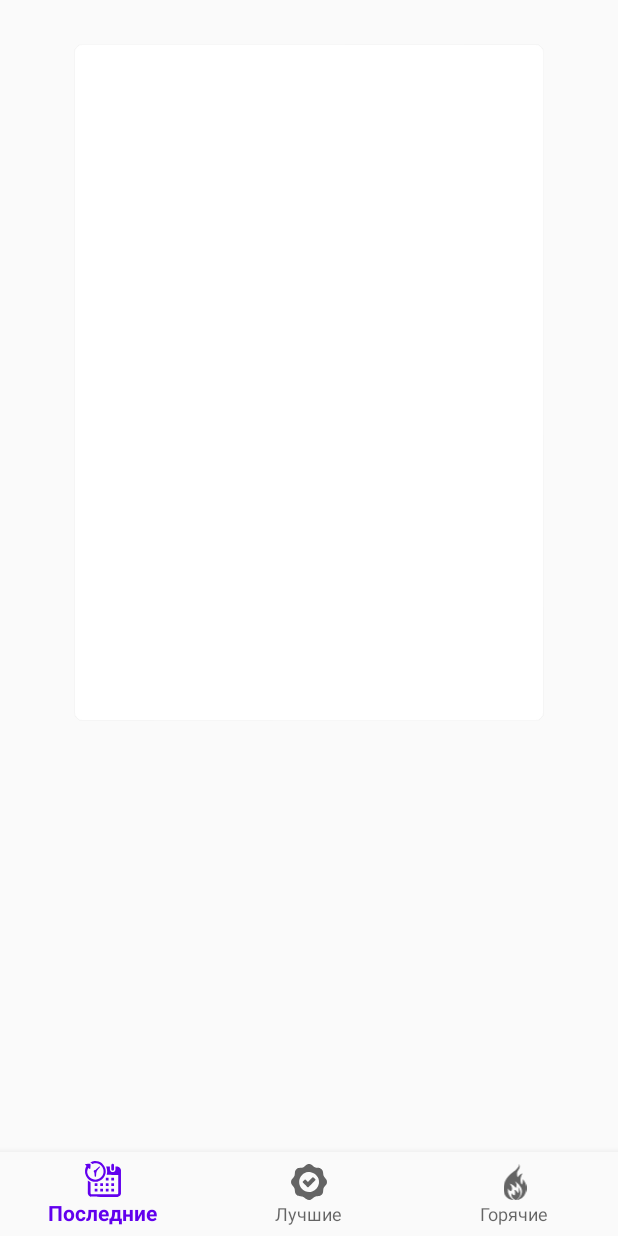
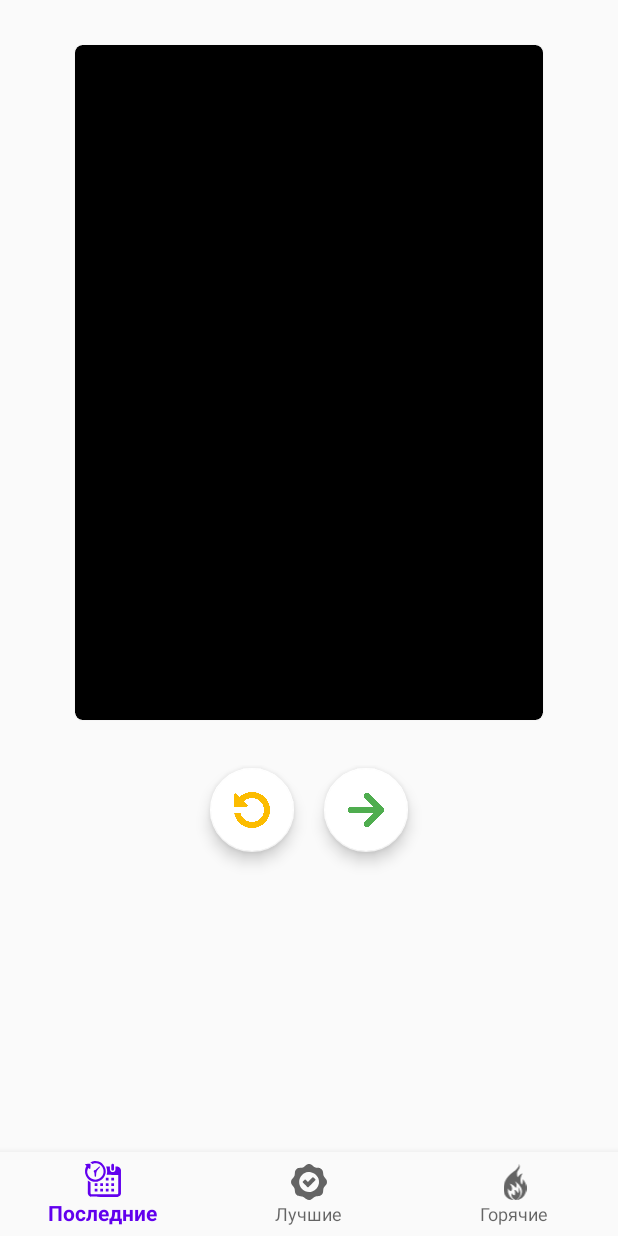
Before and after one commit to Std1o/PicSlide, an Android app: the screen it shows after launch (MainActivity), on a phone screen of 412 x 824 dp. Run offline under Robolectric (Android 15) with nearby library versions, the phone set to English and light mode, and no system bars; our stand-ins replace Volley, navigation-ui; network calls fail; pictures from the network do not load.

Commit message:
update ui

```diff
--- a/app/src/main/java/com/stdio/picslide/MainActivity.java
+++ b/app/src/main/java/com/stdio/picslide/MainActivity.java
@@ -2,6 +2,7 @@ package com.stdio.picslide;
 
 import android.os.Bundle;
 import android.view.MenuItem;
+import android.view.View;
 import android.widget.ImageView;
 import android.widget.Toast;
 
@@ -29,6 +30,7 @@ public class MainActivity extends AppCompatActivity {
 
     private String section = "latest";
     ImageView imageView;
+    int pageNumber = 0;
 
     @Override
     protected void onCreate(Bundle savedInstanceState) {
@@ -38,6 +40,15 @@ public class MainActivity extends AppCompatActivity {
         BottomNavigationView navView = findViewById(R.id.nav_view);
         navView.setOnNavigationItemSelectedListener(mOnNavigationItemSelectedListener);
         requestData();
+    }
+
+    public void onClick(View v) {
+        switch (v.getId()) {
+            case R.id.fabNext:
+                pageNumber++;
+                requestData();
+                break;
+        }
     }
 
     private BottomNavigationView.OnNavigationItemSelectedListener mOnNavigationItemSelectedListener
@@ -62,7 +73,7 @@ public class MainActivity extends AppCompatActivity {
 
     private void requestData() {
         RequestQueue queue = Volley.newRequestQueue(this);
-        String url = "https://developerslife.ru/" + section + "/0?json=true";
+        String url = "https://developerslife.ru/" + section + "/" + pageNumber+ "?json=true";
         StringRequest stringRequest = new StringRequest(Request.Method.GET, url,
                 new Response.Listener<String>() {
                     @Override
--- a/app/src/main/res/layout/activity_main.xml
+++ b/app/src/main/res/layout/activity_main.xml
@@ -6,12 +6,14 @@
     android:layout_height="match_parent">
 
     <androidx.cardview.widget.CardView
+        android:id="@+id/cv"
         android:layout_width="match_parent"
         android:layout_height="450dp"
         android:layout_marginRight="50dp"
         android:layout_marginLeft="50dp"
         app:cardCornerRadius="5dp"
         app:cardElevation="2dp"
+        android:backgroundTint="@android:color/black"
         android:layout_marginTop="30dp">
 
         <ImageView
@@ -19,6 +21,41 @@
             android:layout_width="match_parent"
             android:layout_height="match_parent" />
     </androidx.cardview.widget.CardView>
+
+    <RelativeLayout
+        android:layout_width="200dp"
+        android:layout_height="80dp"
+        android:layout_below="@+id/cv"
+        android:layout_marginTop="30dp"
+        android:layout_centerHorizontal="true">
+
+        <com.google.android.material.floatingactionbutton.FloatingActionButton
+            android:id="@+id/fabBack"
+            android:layout_width="wrap_content"
+            android:layout_height="wrap_content"
+            app:backgroundTint="@android:color/white"
+            android:clickable="true"
+            android:layout_toLeftOf="@+id/space"
+            android:layout_marginTop="2dp"
+            app:srcCompat="@drawable/ic_back" />
+
+        <Space
+            android:id="@+id/space"
+            android:layout_width="20dp"
+            android:layout_height="0dp"
+            android:layout_centerHorizontal="true"/>
+
+        <com.google.android.material.floatingactionbutton.FloatingActionButton
+            android:id="@+id/fabNext"
+            android:layout_width="wrap_content"
+            android:layout_height="wrap_content"
+            app:backgroundTint="@android:color/white"
+            android:clickable="true"
+            android:onClick="onClick"
+            android:layout_toRightOf="@id/space"
+            android:layout_marginTop="2dp"
+            app:srcCompat="@drawable/ic_next" />
+    </RelativeLayout>
 
     <com.google.android.material.bottomnavigation.BottomNavigationView
         android:id="@+id/nav_view"
```
Also changed, not shown: app/src/main/res/drawable/ic_back.png (added), app/src/main/res/drawable/ic_next.png (added), app/src/main/res/drawable/loader_test.png.
